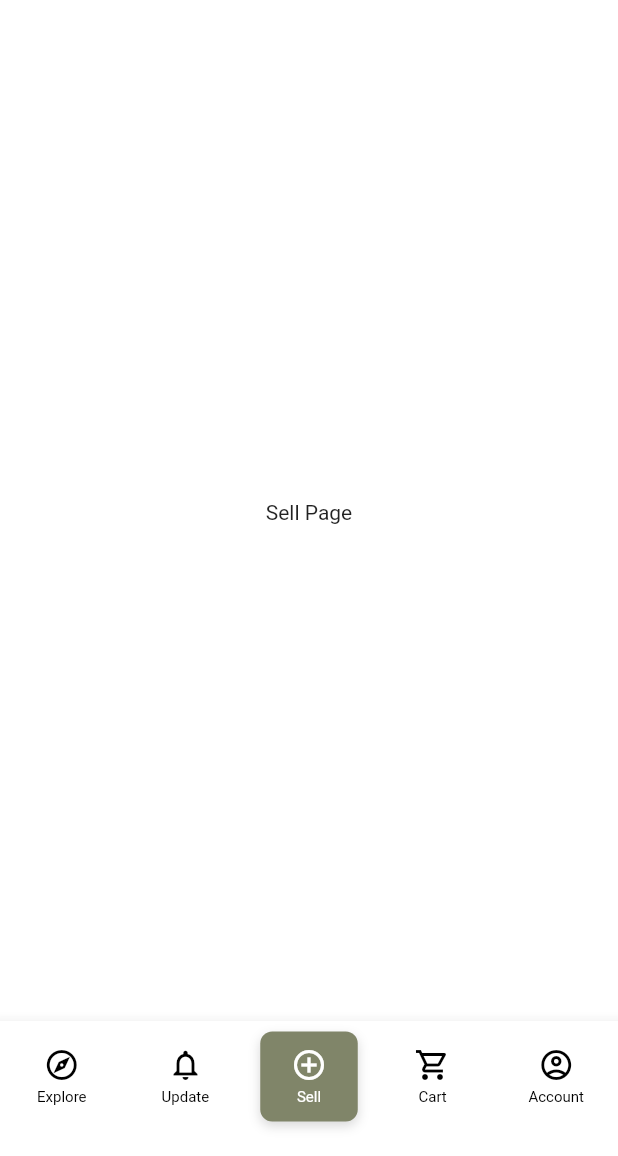
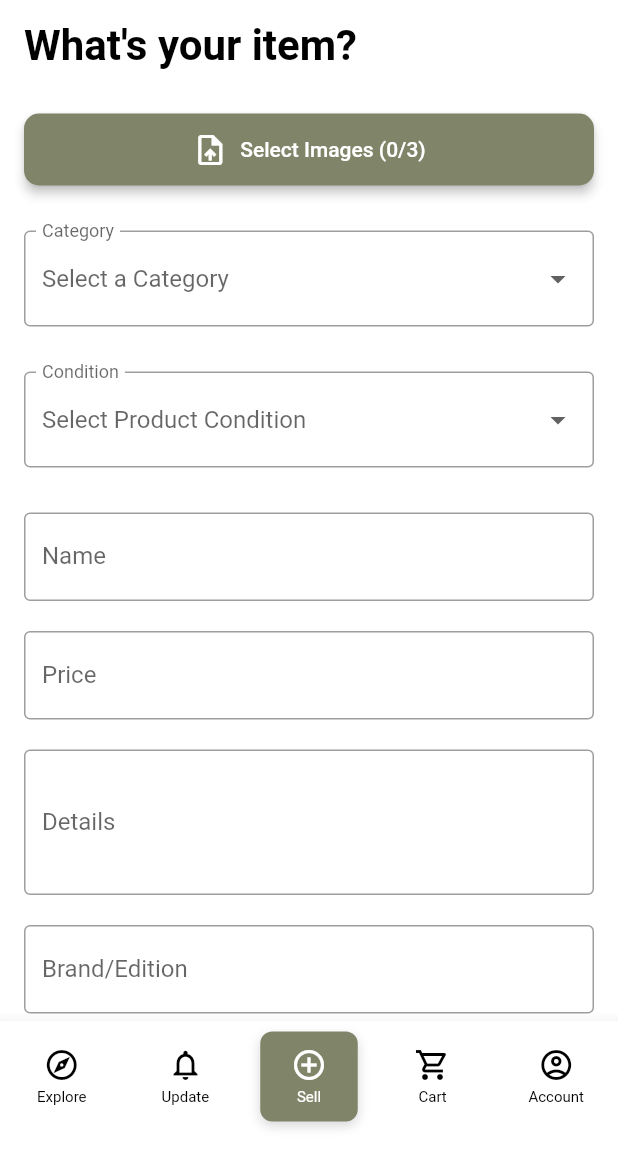
Before and after one commit to kyyyy516/Unithrift, a Flutter app: the screen it shows once a user with an empty profile is signed in, item 3 of the bottom bar chosen, on a phone screen of 412 x 824 dp, the part 80-1236 px from its top. Run offline on Flutter 3.47's test engine with Material 3 defaults, Android fonts, the phone set to English and light mode, and no system bars; our stand-ins replace carousel_slider, chewie, cloud_firestore, file_picker, firebase_auth, firebase_core and 3 more; accounts and stored records are empty.

Commit message:
upload_product

```diff
--- a/lib/navigation bar/bottom_navbar.dart
+++ b/lib/navigation bar/bottom_navbar.dart
@@ -4,12 +4,13 @@ import 'package:firebase_auth/firebase_auth.dart';
 import 'package:unithrift/cart/cart.dart';
 import 'package:unithrift/homepage.dart';
 import 'package:unithrift/notification_page.dart';
+import 'package:unithrift/sell/upload.dart';
 import '../explore/explore.dart';
 
 const List<Widget> pages = <Widget>[
   Explore(),
   NotificationPage(),
-  Text('Sell Page'),
+  ProductUploadPage(),
   Cart(true),
   Text('Account Page'),
 
@@ -31,6 +32,10 @@ void commonNavigate(BuildContext context, int index) {
       );
       break;
     case 2: // Sell
+    Navigator.push(
+        context,
+        MaterialPageRoute(builder: (context) => const ProductUploadPage()),
+      );
       break;
   case 3:
       Navigator.push(
--- /dev/null
+++ b/lib/sell/upload.dart
@@ -0,0 +1,493 @@
+import 'dart:io';
+import 'package:flutter/material.dart';
+import 'package:image_picker/image_picker.dart';
+import 'package:firebase_storage/firebase_storage.dart';
+import 'package:cloud_firestore/cloud_firestore.dart';
+import 'package:firebase_auth/firebase_auth.dart';
+import 'package:file_picker/file_picker.dart';
+import 'package:http/http.dart' as http;
+import 'dart:convert';
+
+class ProductUploadPage extends StatefulWidget {
+  const ProductUploadPage({super.key});
+
+  @override
+  State<ProductUploadPage> createState() => _ProductUploadPageState();
+}
+
+class _ProductUploadPageState extends State<ProductUploadPage> {
+  final _formKey = GlobalKey<FormState>();
+  final TextEditingController _nameController = TextEditingController();
+  final TextEditingController _priceController = TextEditingController();
+  final TextEditingController _detailsController = TextEditingController();
+  final TextEditingController _brandController = TextEditingController();
+
+  // Support up to 3 images
+  List<File> _imageFiles = [];
+  List<String> _imageUrls = [];
+  bool _isUploading = false;
+  static const int MAX_IMAGES = 3;
+
+  // Product Condition Options
+  final List<String> _conditionOptions = [
+    'New',
+    'Like New',
+    'Gently Used',
+    'Well-Worn',
+    'Repair'
+  ];
+  String? _selectedCondition;
+
+  // Categories list
+  final List<String> _categories = [
+  'Books',
+  'Clothes',
+  'Electronics',
+  'Furniture',
+  'Mobile Phones & Gadgets',
+  'Beauty & Personal Care',
+  'Tickets',
+  'Stationary',
+  'Other'
+];
+  // Selected category
+  String? _selectedCategory;
+
+  // Enhanced product validation method
+  bool _validateProductDetails() {
+    // Price validation with more specific conditions
+    final price = double.tryParse(_priceController.text.trim());
+    if (price == null) {
+      ScaffoldMessenger.of(context).showSnackBar(
+        const SnackBar(content: Text('Invalid price. Please enter a valid number.')),
+      );
+      return false;
+    }
+
+    // Price range validation
+    if (price <= 0) {
+      ScaffoldMessenger.of(context).showSnackBar(
+        const SnackBar(content: Text('Price must be greater than 0.')),
+      );
+      return false;
+    }
+
+    if (price > 1000000) {
+      ScaffoldMessenger.of(context).showSnackBar(
+        const SnackBar(content: Text('Price is too high. Maximum price is 1,000,000.')),
+      );
+      return false;
+    }
+
+    // Name length validation
+    final name = _nameController.text.trim();
+    if (name.length < 3) {
+      ScaffoldMessenger.of(context).showSnackBar(
+        const SnackBar(content: Text('Product name must be at least 3 characters long.')),
+      );
+      return false;
+    }
+
+    if (name.length > 100) {
+      ScaffoldMessenger.of(context).showSnackBar(
+        const SnackBar(content: Text('Product name must be less than 100 characters.')),
+      );
+      return false;
+    }
+
+    // Details length validation
+    final details = _detailsController.text.trim();
+    if (details.isNotEmpty && details.length > 500) {
+      ScaffoldMessenger.of(context).showSnackBar(
+        const SnackBar(content: Text('Product details must be less than 500 characters.')),
+      );
+      return false;
+    }
+
+    // Condition validation
+    if (_selectedCondition == null) {
+      ScaffoldMessenger.of(context).showSnackBar(
+        const SnackBar(content: Text('Please select the product condition.')),
+      );
+      return false;
+    }
+
+    return true;
+  }
+
+  // New method to show image preview
+  void _showImagePreview(File imageFile) {
+    showDialog(
+      context: context,
+      builder: (BuildContext context) {
+        return Dialog(
+          child: Stack(
+            children: [
+              GestureDetector(
+                onTap: () => Navigator.of(context).pop(),
+                child: Center(
+                  child: Image.file(
+                    imageFile,
+                    fit: BoxFit.contain,
+                    width: double.infinity,
+                    height: double.infinity,
+                  ),
+                ),
+              ),
+              Positioned(
+                top: 10,
+                right: 10,
+                child: IconButton(
+                  icon: const Icon(Icons.close, color: Colors.white, size: 30),
+                  onPressed: () => Navigator.of(context).pop(),
+                ),
+              ),
+            ],
+          ),
+        );
+      },
+    );
+  }
+
+  Future<String> uploadToImgbb(File imageFile) async {
+    final apiKey = '0682e041094cb93036299a0fbe3223dd';
+    final url = Uri.parse('https://api.imgbb.com/1/upload?key=$apiKey');
+
+    final request = http.MultipartRequest('POST', url)
+      ..files.add(await http.MultipartFile.fromPath('image', imageFile.path));
+
+    final response = await request.send();
+    final responseData = await http.Response.fromStream(response);
+
+    if (response.statusCode == 200) {
+      final jsonData = jsonDecode(responseData.body);
+      return jsonData['data']['url'];
+    } else {
+      throw Exception('Failed to upload image to imgbb: ${responseData.statusCode} - ${responseData.body}');
+    }
+  }
+
+  Future<void> _uploadProduct() async {
+    try {
+    // Additional product details validation
+    if (!_validateProductDetails()) {
+      return;
+    }
+
+    // Existing validations
+    if (!_formKey.currentState!.validate()) return;
+
+    if (_imageFiles.isEmpty) {
+      ScaffoldMessenger.of(context).showSnackBar(
+        const SnackBar(content: Text('Please select at least one image')),
+      );
+      return;
+    }
+    if (_imageFiles.length > MAX_IMAGES) {
+      ScaffoldMessenger.of(context).showSnackBar(
+        SnackBar(content: Text('Maximum $MAX_IMAGES images allowed')),
+      );
+      return;
+    }
+
+    if (_selectedCategory == null) {
+      ScaffoldMessenger.of(context).showSnackBar(
+        const SnackBar(content: Text('Please select a category')),
+      );
+      return;
+    }
+
+    setState(() {
+      _isUploading = true;
+    });
+
+
+      // Get current user
+      final currentUser = FirebaseAuth.instance.currentUser;
+      if (currentUser == null) {
+        throw Exception('User not logged in');
+      }
+
+      // Upload images to imgbb
+      _imageUrls = await Future.wait(
+        _imageFiles.map((imageFile) => uploadToImgbb(imageFile))
+      );
+
+      // Prepare product data
+      final productData = {
+        'name': _nameController.text.trim(),
+        'price': double.parse(_priceController.text.trim()),
+        'details': _detailsController.text.trim(),
+        'brand': _brandController.text.trim(),
+        'category': _selectedCategory,
+        'condition': _selectedCondition, // New condition field
+        'imageUrls': _imageUrls, // Store multiple image URLs
+        'userId': currentUser.uid,
+        'username': currentUser.displayName ?? 'Seller',
+        'userEmail': currentUser.email,
+        'createdAt': FieldValue.serverTimestamp(),
+      };
+
+      // Save to Firestore under user's products collection
+      final currentUserRef = FirebaseFirestore.instance.collection('users').doc(currentUser.uid);
+      await currentUserRef.collection('products').add(productData);
+
+      // Show success message
+      if (mounted) {
+        ScaffoldMessenger.of(context).showSnackBar(
+          SnackBar(content: Text('${_nameController.text} uploaded successfully!')),
+        );
+
+        // Reset form
+        _formKey.currentState!.reset();
+        setState(() {
+          _imageFiles.clear();
+          _imageUrls.clear();
+          _isUploading = false;
+           _selectedCategory = null;
+          _selectedCondition = null;
+        });
+      }
+    } catch (e) {
+      // Show error message
+      if (mounted) {
+        ScaffoldMessenger.of(context).showSnackBar(
+          SnackBar(content: Text('Upload failed: $e')),
+        );
+        setState(() {
+          _isUploading = false;
+        });
+      }
+    }
+  }
+
+  void _pickImages() async {
+    final pickedFiles = await FilePicker.platform.pickFiles(
+      type: FileType.image,
+      allowMultiple: true,
+      withReadStream: false,
+      withData: false,
+    );
+
+    if (pickedFiles != null) {
+      // Limit to MAX_IMAGES (3)
+      final limitedFiles = pickedFiles.files.take(MAX_IMAGES).toList();
+
+      setState(() {
+        _imageFiles = limitedFiles.map((file) => File(file.path!)).toList();
+      });
+
+      // Show a message if more than MAX_IMAGES were selected
+      if (pickedFiles.files.length > MAX_IMAGES) {
+        ScaffoldMessenger.of(context).showSnackBar(
+          SnackBar(content: Text('Only $MAX_IMAGES images can be uploaded')),
+        );
+      }
+    }
+  }
+
+  void _removeImage(int index) {
+    setState(() {
+      _imageFiles.removeAt(index);
+    });
+  }
+
+  @override
+  Widget build(BuildContext context) {
+    return Scaffold(
+      appBar: AppBar(
+        title: const Text("What's your item?",
+                  style: TextStyle(
+                    fontWeight: FontWeight.bold,
+                    fontSize: 28.0,
+                  ),),
+
+      ),
+      body: _isUploading
+          ? const Center(child: CircularProgressIndicator())
+          : SingleChildScrollView(
+              padding: const EdgeInsets.all(16),
+              child: Form(
+                key: _formKey,
+                child: Column(
+                  crossAxisAlignment: CrossAxisAlignment.stretch,
+                  children: [
+                    const SizedBox(height: 1),
+                    ElevatedButton.icon(
+                      style: ElevatedButton.styleFrom(
+                        foregroundColor: Colors.white, // Text color
+                        backgroundColor: const Color(0xFF808569), // Button background color
+                        padding: const EdgeInsets.symmetric(vertical: 12),
+                        shape: RoundedRectangleBorder(
+                          borderRadius: BorderRadius.circular(10), // Rounded corners
+                        ),
+                        elevation: 3, // Shadow elevation
+                      ),
+                      icon: const Icon(Icons.upload_file),
+                      label: Text('Select Images (${_imageFiles.length}/$MAX_IMAGES)'),
+                      onPressed: _imageFiles.length < MAX_IMAGES ? _pickImages : null,
+                    ),
+                    if (_imageFiles.isNotEmpty)
+                      Padding(
+                        padding: const EdgeInsets.only(top: 10),
+                        child: SingleChildScrollView(
+                          scrollDirection: Axis.horizontal,
+                          child: Row(
+                            children: _imageFiles.asMap().entries.map((entry) {
+                              final index = entry.key;
+                              final imageFile = entry.value;
+                              return Stack(
+                                children: [
+                                  GestureDetector(
+                                    onTap: () => _showImagePreview(imageFile),
+                                    child: Padding(
+                                      padding: const EdgeInsets.only(right: 8.0),
+                                      child: Image.file(
+                                        imageFile,
+                                        width: 120,
+                                        height: 120,
+                                        fit: BoxFit.cover,
+                                      ),
+                                    ),
+                                  ),
+                                  Positioned(
+                                    top: 0,
+                                    right: 0,
+                                    child: IconButton(
+                                      icon: const Icon(Icons.close, color: Colors.red),
+                                      onPressed: () => _removeImage(index),
+                                    ),
+                                  ),
+                                ],
+                              );
+                            }).toList(),
+                          ),
+                        ),
+                      ),
+                    const SizedBox(height: 30),
+                    // Category Dropdown
+                    DropdownButtonFormField<String>(
+                      decoration: const InputDecoration(
+                        labelText: 'Category',
+                        border: OutlineInputBorder(),
+                      ),
+                      value: _selectedCategory,
+                      hint: const Text('Select a Category'),
+                      items: _categories.map((String category) {
+                        return DropdownMenuItem<String>(
+                          value: category,
+                          child: Text(category),
+                        );
+                      }).toList(),
+                      onChanged: (String? newValue) {
+                        setState(() {
+                          _selectedCategory = newValue;
+                        });
+                      },
+                      validator: (value) {
+                        if (value == null) {
+                          return 'Please select a category';
+                        }
+                        return null;
+                      },
+                    ),
+                    const SizedBox(height: 30),
+                    DropdownButtonFormField<String>(
+                      decoration: const InputDecoration(
+                        labelText: 'Condition',
+                        border: OutlineInputBorder(),
+                      ),
+                      value: _selectedCondition,
+                      hint: const Text('Select Product Condition'),
+                      items: _conditionOptions.map((String condition) {
+                        return DropdownMenuItem<String>(
+                          value: condition,
+                          child: Text(condition),
+                        );
+                      }).toList(),
+                      onChanged: (String? newValue) {
+                        setState(() {
+                          _selectedCondition = newValue;
+                        });
+                      },
+                    ),
+                    const SizedBox(height: 30),
+                    TextFormField(
+                      controller: _nameController,
+                      decoration: const InputDecoration(
+                        labelText: 'Name',
+                        border: OutlineInputBorder(),
+                      ),
+                      validator: (value) {
+                        if (value == null || value.isEmpty) {
+                          return 'Please enter product name';
+                        }
+                        return null;
+                      },
+                    ),
+                    const SizedBox(height: 20),
+                    TextFormField(
+                      controller: _priceController,
+                      decoration: const InputDecoration(
+                        labelText: 'Price',
+                        border: OutlineInputBorder(),
+                      ),
+                      keyboardType: TextInputType.number,
+                      validator: (value) {
+                        if (value == null || value.isEmpty) {
+                          return 'Please enter price';
+                        }
+                        if (double.tryParse(value) == null) {
+                          return 'Please enter a valid number';
+                        }
+                        return null;
+                      },
+                    ),
+                    const SizedBox(height: 20),
+                    TextFormField(
+                      controller: _detailsController,
+                      decoration: const InputDecoration(
+                        labelText: 'Details',
+                        border: OutlineInputBorder(),
+                      ),
+                      maxLines: 3,
+                    ),
+                    const SizedBox(height: 20),
+                    TextFormField(
+                      controller: _brandController,
+                      decoration: const InputDecoration(
+                        labelText: 'Brand/Edition',
+                        border: OutlineInputBorder(),
+                      ),
+                    ),
+                    const SizedBox(height: 20),
+                    ElevatedButton(
+                      style: ElevatedButton.styleFrom(
+                        foregroundColor: Colors.white, // Text color
+                        backgroundColor: const Color(0xFF808569), // Button background color
+                        padding: const EdgeInsets.symmetric(vertical: 12),
+                        shape: RoundedRectangleBorder(
+                          borderRadius: BorderRadius.circular(10), // Rounded corners
+                        ),
+                        elevation: 3, // Shadow elevation
+                      ),
+                      onPressed: _uploadProduct,
+                      child: const Text('Upload Product'),
+                    ),
+                  ],
+                ),
+              ),
+            ),
+    );
+  }
+
+  @override
+  void dispose() {
+    // Dispose controllers to prevent memory leaks
+    _nameController.dispose();
+    _priceController.dispose();
+    _detailsController.dispose();
+    _brandController.dispose();
+    super.dispose();
+  }
+}
--- a/pubspec.yaml
+++ b/pubspec.yaml
@@ -48,6 +48,7 @@ dependencies:
   chewie: ^1.3.0
   permission_handler: ^11.3.1
   http: ^1.2.2
+  file_picker: ^8.1.4
 
 dev_dependencies:
   flutter_test:
```
Also changed, not shown: pubspec.lock.
